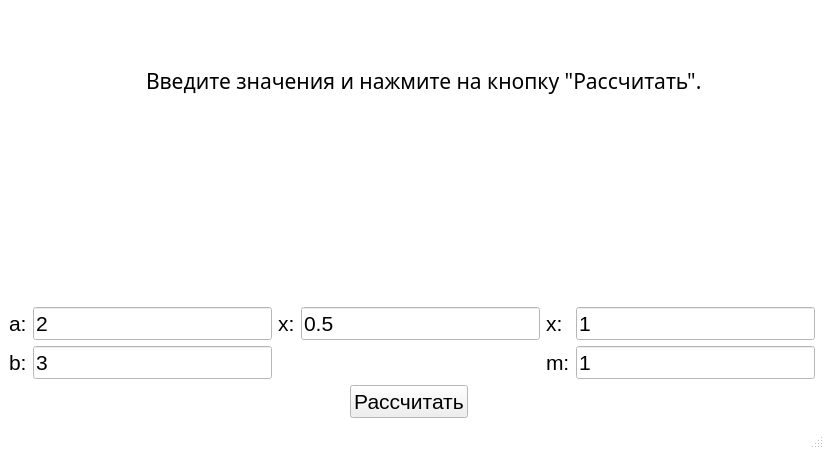
Before: the Qt Designer form qt proj/zadanie/mainwindow.ui in 3614N/task-1, drawn with Qt 5.
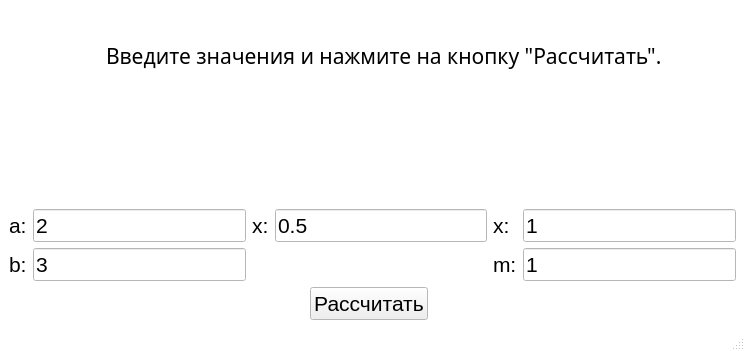
After: the same form once the commit is applied. Icons and pictures are not drawn.

Patch:
```diff
--- a/qt proj/zadanie/mainwindow.ui
+++ b/qt proj/zadanie/mainwindow.ui
@@ -6,8 +6,8 @@
    <rect>
     <x>0</x>
     <y>0</y>
-    <width>824</width>
-    <height>449</height>
+    <width>745</width>
+    <height>351</height>
    </rect>
   </property>
   <property name="palette">
```
